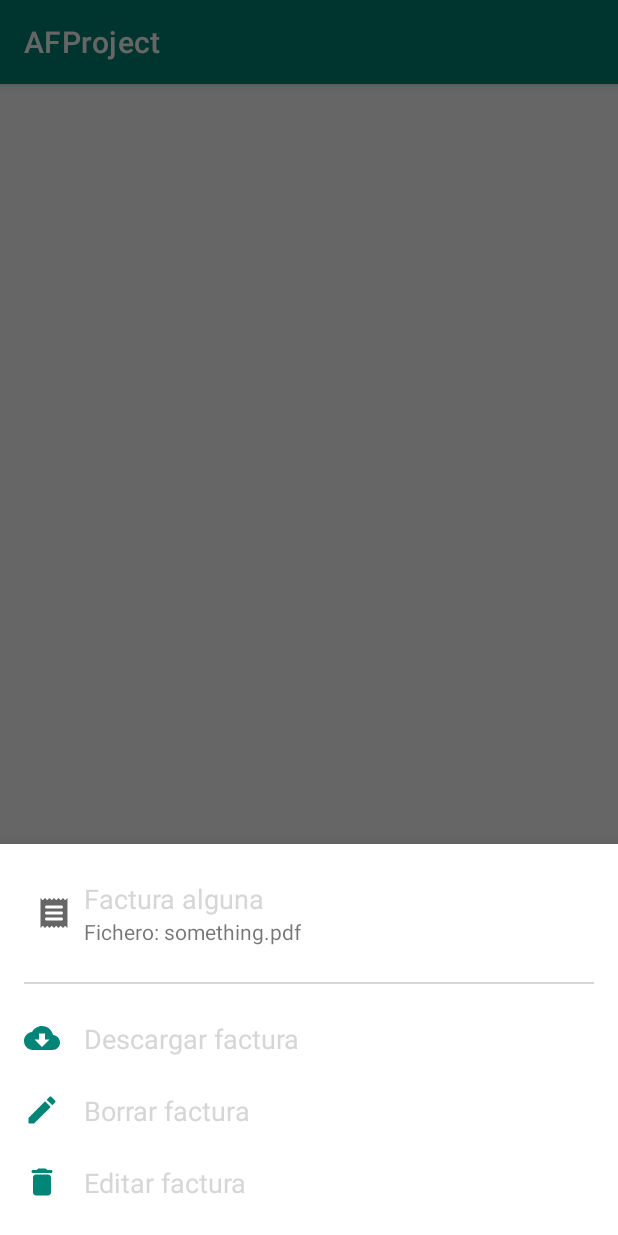
After one commit to AlvaroChambi/AFProject, an Android app: the fragment InvoiceBottomSheetFragment placed in its activity, on a phone screen of 412 x 824 dp. The commit adds this screen. Run offline under Robolectric (Android 15) with nearby library versions, the phone set to English and light mode, and no system bars; libraries missing offline, so code that uses them is left out: es.developer.achambi.

Commit message:
Added bottom sheet

```diff
--- /dev/null
+++ b/app/src/main/java/es/developers/achambi/afines/invoices/ui/InvoiceBottomSheetFragment.kt
@@ -0,0 +1,23 @@
+package es.developers.achambi.afines.invoices.ui
+
+import android.os.Bundle
+import android.view.LayoutInflater
+import android.view.View
+import android.view.ViewGroup
+import com.google.android.material.bottomsheet.BottomSheetDialogFragment
+import es.developers.achambi.afines.R
+
+class InvoiceBottomSheetFragment : BottomSheetDialogFragment() {
+    override fun onCreateView(inflater: LayoutInflater, container: ViewGroup?,
+                              savedInstanceState: Bundle?): View =
+        inflater.inflate(R.layout.invoice_details_botton_sheet, container, false)
+
+    companion object {
+        const val INVOICE_ID_EXTRA = "invoice_id_extra"
+        fun newInstance(invoiceId: Int): InvoiceBottomSheetFragment{
+            val fragment = InvoiceBottomSheetFragment()
+            fragment.arguments?.putInt(INVOICE_ID_EXTRA, invoiceId)
+            return fragment
+        }
+    }
+}
--- a/app/src/main/java/es/developers/achambi/afines/invoices/ui/InvoiceFragment.kt
+++ b/app/src/main/java/es/developers/achambi/afines/invoices/ui/InvoiceFragment.kt
@@ -45,12 +45,12 @@ class InvoiceFragment: BaseSearchListFragment(), InvoicesScreenInterface {
         view.findViewById<View>(R.id.base_search_floating_button).visibility = View.VISIBLE
         view.findViewById<View>(R.id.base_search_floating_button).setOnClickListener {
             startActivityForResult(activity?.let {
-                UploadInvoiceActivity.newInstance(
-                    it
-                )
-            },
-                INVOICE_UPLOAD_DIALOG_CODE
-            )
+                UploadInvoiceActivity.newInstance( it )
+            }, INVOICE_UPLOAD_DIALOG_CODE )
+        }
+
+        adapter.setListener { item ->
+            InvoiceBottomSheetFragment().show(activity?.supportFragmentManager, null)
         }
     }
 
--- a/app/src/main/java/es/developers/achambi/afines/repositories/FirebaseRepository.kt
+++ b/app/src/main/java/es/developers/achambi/afines/repositories/FirebaseRepository.kt
@@ -23,6 +23,7 @@ class FirebaseRepository(private val firestore: FirebaseFirestore,
             throw uploadResult.error!!
         }
 
+        firebaseInvoice.downloadUrl = uploadResult.storage.path
         val firebaseReference = firestore.collection(buildUserPath())
         val databaseResult = Tasks.await(firebaseReference.add(firebaseInvoice))
         if(databaseResult.get().exception != null) {
--- /dev/null
+++ b/app/src/main/res/drawable/round_cloud_download_24.xml
@@ -0,0 +1,10 @@
+<vector xmlns:android="http://schemas.android.com/apk/res/android"
+        android:width="24dp"
+        android:height="24dp"
+        android:viewportWidth="24.0"
+        android:viewportHeight="24.0"
+        android:tint="?attr/colorControlNormal">
+    <path
+        android:fillColor="@android:color/white"
+        android:pathData="M19.35,10.04C18.67,6.59 15.64,4 12,4 9.11,4 6.6,5.64 5.35,8.04 2.34,8.36 0,10.91 0,14c0,3.31 2.69,6 6,6h13c2.76,0 5,-2.24 5,-5 0,-2.64 -2.05,-4.78 -4.65,-4.96zM17,13l-4.65,4.65c-0.2,0.2 -0.51,0.2 -0.71,0L7,13h3V9h4v4h3z"/>
+</vector>
--- /dev/null
+++ b/app/src/main/res/drawable/round_delete_24.xml
@@ -0,0 +1,10 @@
+<vector xmlns:android="http://schemas.android.com/apk/res/android"
+        android:width="24dp"
+        android:height="24dp"
+        android:viewportWidth="24.0"
+        android:viewportHeight="24.0"
+        android:tint="?attr/colorControlNormal">
+    <path
+        android:fillColor="@android:color/white"
+        android:pathData="M6,19c0,1.1 0.9,2 2,2h8c1.1,0 2,-0.9 2,-2V9c0,-1.1 -0.9,-2 -2,-2H8c-1.1,0 -2,0.9 -2,2v10zM18,4h-2.5l-0.71,-0.71c-0.18,-0.18 -0.44,-0.29 -0.7,-0.29H9.91c-0.26,0 -0.52,0.11 -0.7,0.29L8.5,4H6c-0.55,0 -1,0.45 -1,1s0.45,1 1,1h12c0.55,0 1,-0.45 1,-1s-0.45,-1 -1,-1z"/>
+</vector>
--- /dev/null
+++ b/app/src/main/res/drawable/round_edit_24.xml
@@ -0,0 +1,10 @@
+<vector xmlns:android="http://schemas.android.com/apk/res/android"
+        android:width="24dp"
+        android:height="24dp"
+        android:viewportWidth="24.0"
+        android:viewportHeight="24.0"
+        android:tint="?attr/colorControlNormal">
+    <path
+        android:fillColor="@android:color/white"
+        android:pathData="M3,17.46v3.04c0,0.28 0.22,0.5 0.5,0.5h3.04c0.13,0 0.26,-0.05 0.35,-0.15L17.81,9.94l-3.75,-3.75L3.15,17.1c-0.1,0.1 -0.15,0.22 -0.15,0.36zM20.71,7.04c0.39,-0.39 0.39,-1.02 0,-1.41l-2.34,-2.34c-0.39,-0.39 -1.02,-0.39 -1.41,0l-1.83,1.83 3.75,3.75 1.83,-1.83z"/>
+</vector>
--- /dev/null
+++ b/app/src/main/res/layout/invoice_details_botton_sheet.xml
@@ -0,0 +1,128 @@
+<?xml version="1.0" encoding="utf-8"?>
+<androidx.constraintlayout.widget.ConstraintLayout xmlns:android="http://schemas.android.com/apk/res/android"
+    xmlns:app="http://schemas.android.com/apk/res-auto"
+    xmlns:tools="http://schemas.android.com/tools"
+    android:id="@+id/invoice_bottom_sheet"
+    android:layout_width="match_parent"
+    android:layout_height="wrap_content"
+    android:orientation="vertical"
+    app:behavior_hideable="true"
+    app:layout_behavior="com.google.android.material.bottomsheet.BottomSheetBehavior">
+
+    <TextView
+        android:id="@+id/textView4"
+        android:layout_width="wrap_content"
+        android:layout_height="wrap_content"
+        android:layout_marginStart="8dp"
+        android:layout_marginTop="24dp"
+        android:text="Factura alguna"
+        android:textColor="@color/text_secondary"
+        android:textSize="18sp"
+        app:layout_constraintStart_toEndOf="@+id/imageView2"
+        app:layout_constraintTop_toTopOf="parent" />
+
+    <TextView
+        android:id="@+id/textView5"
+        android:layout_width="wrap_content"
+        android:layout_height="wrap_content"
+        android:text="Fichero: something.pdf"
+        app:layout_constraintStart_toStartOf="@+id/textView4"
+        app:layout_constraintTop_toBottomOf="@+id/textView4" />
+
+    <TextView
+        android:id="@+id/edit_invoice_button"
+        android:layout_width="wrap_content"
+        android:layout_height="wrap_content"
+        android:layout_marginStart="16dp"
+        android:text="Editar factura"
+        android:textColor="@color/text_secondary"
+        android:textSize="18sp"
+        app:layout_constraintBottom_toBottomOf="@+id/imageView4"
+        app:layout_constraintStart_toEndOf="@+id/imageView4"
+        app:layout_constraintTop_toTopOf="@+id/imageView4" />
+
+    <TextView
+        android:id="@+id/delete_invoice_button"
+        android:layout_width="wrap_content"
+        android:layout_height="wrap_content"
+        android:layout_marginStart="16dp"
+        android:text="Borrar factura"
+        android:textColor="@color/text_secondary"
+        android:textSize="18sp"
+        app:layout_constraintBottom_toBottomOf="@+id/imageView3"
+        app:layout_constraintStart_toEndOf="@+id/imageView3"
+        app:layout_constraintTop_toTopOf="@+id/imageView3" />
+
+    <TextView
+        android:id="@+id/download_invoice_button"
+        android:layout_width="wrap_content"
+        android:layout_height="wrap_content"
+        android:layout_marginStart="16dp"
+        android:text="Descargar factura"
+        android:textColor="@color/text_secondary"
+        android:textSize="18sp"
+        app:layout_constraintBottom_toBottomOf="@+id/imageView5"
+        app:layout_constraintStart_toEndOf="@+id/imageView5"
+        app:layout_constraintTop_toTopOf="@+id/imageView5" />
+
+    <ImageView
+        android:id="@+id/imageView2"
+        android:layout_width="wrap_content"
+        android:layout_height="wrap_content"
+        android:layout_marginStart="24dp"
+        android:layout_marginTop="8dp"
+        android:layout_marginBottom="8dp"
+        app:layout_constraintBottom_toBottomOf="@+id/textView5"
+        app:layout_constraintStart_toStartOf="parent"
+        app:layout_constraintTop_toTopOf="@+id/textView4"
+        app:srcCompat="@drawable/round_receipt_24" />
+
+    <View
+        android:id="@+id/view3"
+        android:layout_width="0dp"
+        android:layout_height="1dp"
+        android:layout_marginStart="16dp"
+        android:layout_marginTop="24dp"
+        android:layout_marginEnd="16dp"
+        android:background="@color/text_gray"
+        app:layout_constraintEnd_toEndOf="parent"
+        app:layout_constraintStart_toStartOf="parent"
+        app:layout_constraintTop_toBottomOf="@+id/textView5" />
+
+    <ImageView
+        android:id="@+id/imageView3"
+        android:layout_width="wrap_content"
+        android:layout_height="wrap_content"
+        android:layout_marginStart="16dp"
+        android:layout_marginTop="24dp"
+        android:tint="@color/colorPrimary"
+        app:layout_constraintStart_toStartOf="parent"
+        app:layout_constraintTop_toBottomOf="@+id/imageView5"
+        app:srcCompat="@drawable/round_edit_24" />
+
+    <ImageView
+        android:id="@+id/imageView4"
+        android:layout_width="wrap_content"
+        android:layout_height="wrap_content"
+        android:layout_marginStart="16dp"
+        android:layout_marginTop="24dp"
+        android:layout_marginBottom="24dp"
+        android:tint="@color/colorPrimary"
+        app:layout_constraintBottom_toBottomOf="parent"
+        app:layout_constraintStart_toStartOf="parent"
+        app:layout_constraintTop_toBottomOf="@+id/imageView3"
+        app:layout_constraintVertical_bias="0.0"
+        app:srcCompat="@drawable/round_delete_24" />
+
+    <ImageView
+        android:id="@+id/imageView5"
+        android:layout_width="wrap_content"
+        android:layout_height="wrap_content"
+        android:layout_marginStart="16dp"
+        android:layout_marginTop="24dp"
+        android:tint="@color/colorPrimary"
+        app:layout_constraintStart_toStartOf="parent"
+        app:layout_constraintTop_toBottomOf="@+id/view3"
+        app:srcCompat="@drawable/round_cloud_download_24" />
+
+</androidx.constraintlayout.widget.ConstraintLayout>
```
